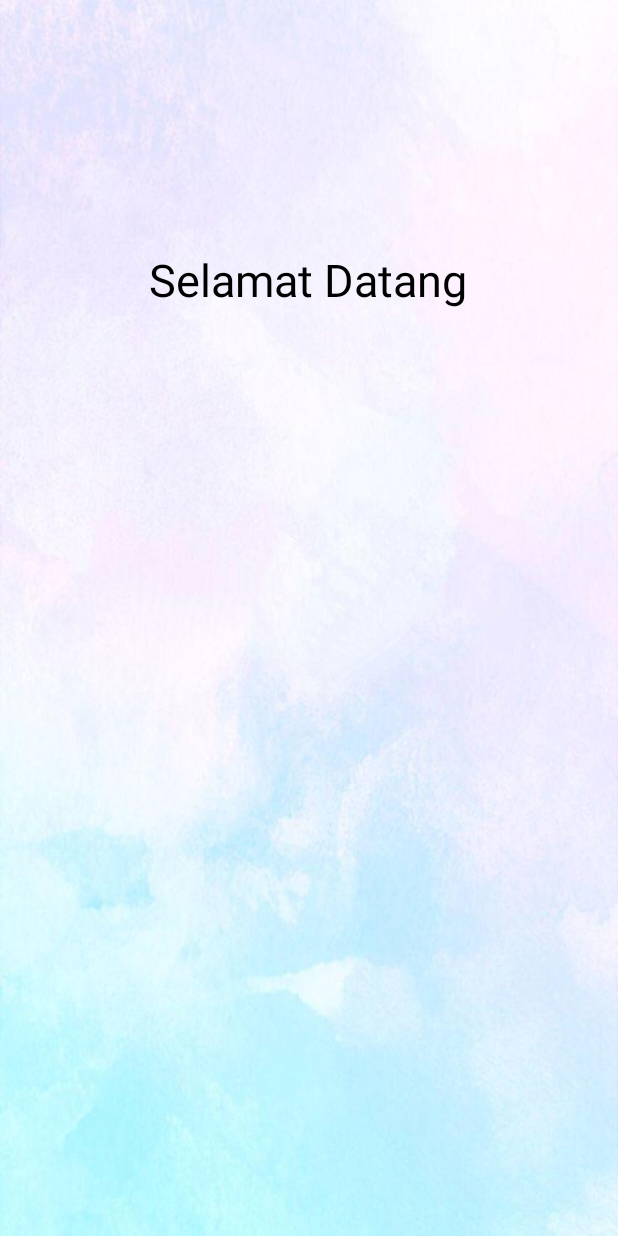
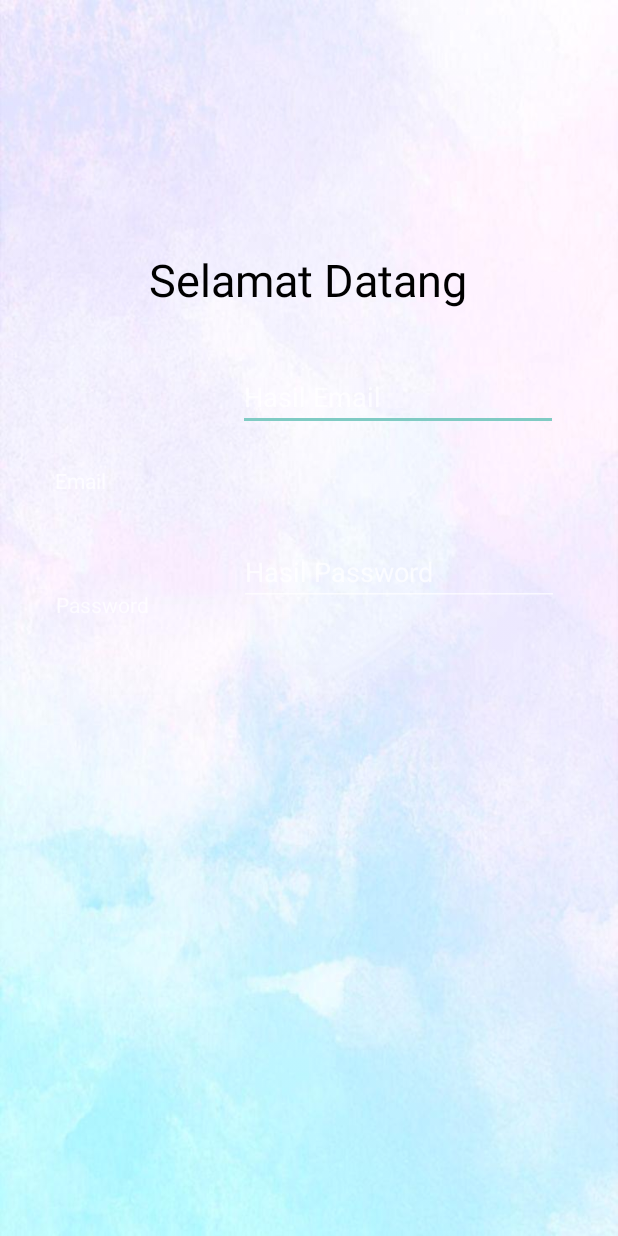
Before and after one commit to PascalPasha/MobileLogin, an Android app: the Hasil screen opened directly, with no data from a screen before it, on a phone screen of 412 x 824 dp. Run offline under Robolectric (Android 15) with nearby library versions, the phone set to English and light mode, and no system bars; 2 statements that could not run were skipped.

Commit message:
Membuat bundle di MainActivity.java dan Hasil.java

```diff
--- a/app/src/main/AndroidManifest.xml
+++ b/app/src/main/AndroidManifest.xml
@@ -8,7 +8,8 @@
         android:roundIcon="@mipmap/ic_launcher_round"
         android:supportsRtl="true"
         android:theme="@style/Theme.AppCompat.NoActionBar">
-        <activity android:name=".Hasil"></activity>
+        <activity android:name=".Hasil"
+            android:parentActivityName=".MainActivity"></activity>
         <activity android:name=".activity_registrasi" />
         <activity android:name=".MainActivity">
             <intent-filter>
--- a/app/src/main/java/com/example/mobilelogin/Hasil.java
+++ b/app/src/main/java/com/example/mobilelogin/Hasil.java
@@ -1,14 +1,30 @@
 package com.example.mobilelogin;
 
+import androidx.annotation.Nullable;
 import androidx.appcompat.app.AppCompatActivity;
 
 import android.os.Bundle;
+import android.widget.TextView;
 
 public class Hasil extends AppCompatActivity {
 
+    TextView txemail, txpassword;
+
     @Override
-    protected void onCreate(Bundle savedInstanceState) {
+    protected void onCreate(@Nullable Bundle savedInstanceState) {
         super.onCreate(savedInstanceState);
         setContentView(R.layout.activity_hasil);
+
+        txemail = findViewById(R.id.txtEmail);
+        txpassword = findViewById(R.id.txtPass);
+
+        Bundle bundle = getIntent().getExtras();
+
+        String email = bundle.getString("a");
+        String password = bundle.getString("b");
+
+        txemail.setText(email);
+        txpassword.setText(password);
+
     }
 }
--- a/app/src/main/java/com/example/mobilelogin/MainActivity.java
+++ b/app/src/main/java/com/example/mobilelogin/MainActivity.java
@@ -37,6 +37,9 @@ public class MainActivity extends AppCompatActivity {
                 mail = edemail.getText().toString();
                 pwd = edpassword.getText().toString();
 
+                String email = "pahlevi.pasha09@gmail.com";
+                String pass = "12345";
+
                 if (mail.equals("") || pwd.equals("")){
                     Toast.makeText(MainActivity.this, "Mohon diisi terlebih dahulu username dan password nya !", Toast.LENGTH_SHORT).show();
                 }
@@ -45,7 +48,14 @@ public class MainActivity extends AppCompatActivity {
                     {
                         Toast.makeText(MainActivity.this, "Login berhasil ...", Toast.LENGTH_SHORT).show();
 
+                        Bundle y = new Bundle();
+                        y.putString("a", mail.trim());
+                        y.putString("b", pwd.trim());
+
                         Intent next = new Intent(MainActivity.this, Hasil.class);startActivity(next);
+
+                        next.putExtras(y);
+                        startActivity(next);
                     }
                     else {
                         Toast.makeText(MainActivity.this, "Login gagal ... ", Toast.LENGTH_SHORT).show();
--- a/app/src/main/res/layout/activity_hasil.xml
+++ b/app/src/main/res/layout/activity_hasil.xml
@@ -21,4 +21,58 @@
         app:layout_constraintStart_toStartOf="parent"
         app:layout_constraintTop_toTopOf="parent"
         app:layout_constraintVertical_bias="0.212" />
+
+    <TextView
+        android:id="@+id/textView2"
+        android:layout_width="86dp"
+        android:layout_height="37dp"
+        android:layout_marginBottom="476dp"
+        android:text="@string/temail"
+        app:layout_constraintBottom_toBottomOf="parent"
+        app:layout_constraintEnd_toEndOf="parent"
+        app:layout_constraintHorizontal_bias="0.113"
+        app:layout_constraintStart_toStartOf="parent"
+        app:layout_constraintTop_toBottomOf="@+id/textView"
+        app:layout_constraintVertical_bias="1.0" />
+
+    <TextView
+        android:id="@+id/textView3"
+        android:layout_width="83dp"
+        android:layout_height="33dp"
+        android:text="@string/tpassword"
+        app:layout_constraintBottom_toBottomOf="parent"
+        app:layout_constraintEnd_toEndOf="parent"
+        app:layout_constraintHorizontal_bias="0.113"
+        app:layout_constraintStart_toStartOf="parent"
+        app:layout_constraintTop_toBottomOf="@+id/textView2"
+        app:layout_constraintVertical_bias="0.102" />
+
+    <EditText
+        android:id="@+id/txtEmail"
+        android:layout_width="wrap_content"
+        android:layout_height="wrap_content"
+        android:ems="10"
+        android:hint="@string/tvemail"
+        android:inputType="textEmailAddress"
+        app:layout_constraintBottom_toBottomOf="parent"
+        app:layout_constraintEnd_toEndOf="parent"
+        app:layout_constraintHorizontal_bias="0.474"
+        app:layout_constraintStart_toEndOf="@+id/textView2"
+        app:layout_constraintTop_toBottomOf="@+id/textView"
+        app:layout_constraintVertical_bias="0.062" />
+
+    <EditText
+        android:id="@+id/txtPass"
+        android:layout_width="wrap_content"
+        android:layout_height="wrap_content"
+        android:layout_marginBottom="384dp"
+        android:ems="10"
+        android:hint="@string/tvpassword"
+        android:inputType="textPassword"
+        app:layout_constraintBottom_toBottomOf="parent"
+        app:layout_constraintEnd_toEndOf="parent"
+        app:layout_constraintHorizontal_bias="0.493"
+        app:layout_constraintStart_toEndOf="@+id/textView3"
+        app:layout_constraintTop_toBottomOf="@+id/txtEmail"
+        app:layout_constraintVertical_bias="0.666" />
 </androidx.constraintlayout.widget.ConstraintLayout>
--- a/app/src/main/res/values/strings.xml
+++ b/app/src/main/res/values/strings.xml
@@ -13,4 +13,6 @@
     <string name="tAlamat">Alamat</string>
     <string name="txbtnRegis">Registrasi</string>
     <string name="tvhasil">Selamat Datang</string>
+    <string name="tvemail">Hasil Email</string>
+    <string name="tvpassword">Hasil Password</string>
 </resources>
```
